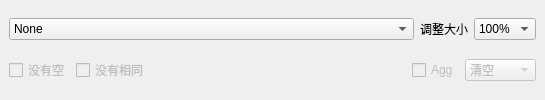
This is src/ui/inputwidget.ui in KumaNNN/obs-urlsource as Qt 5 draws it before an edit. The edited form follows.
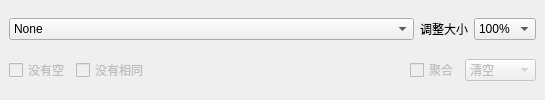
This is the edited form.

Diff of the .ui file:
```diff
--- a/src/ui/inputwidget.ui
+++ b/src/ui/inputwidget.ui
@@ -158,7 +158,7 @@
             <string>聚合输入，直到找到空，然后为请求使用聚合值。</string>
            </property>
            <property name="text">
-            <string>Agg</string>
+            <string>聚合</string>
            </property>
           </widget>
          </item>
```
